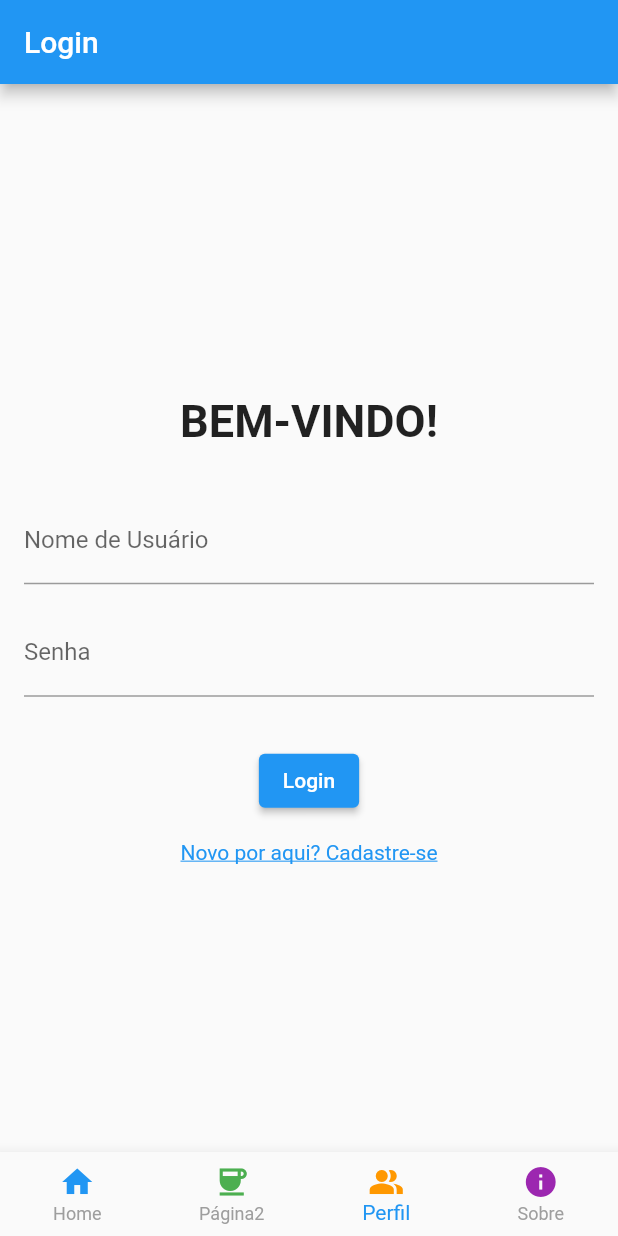
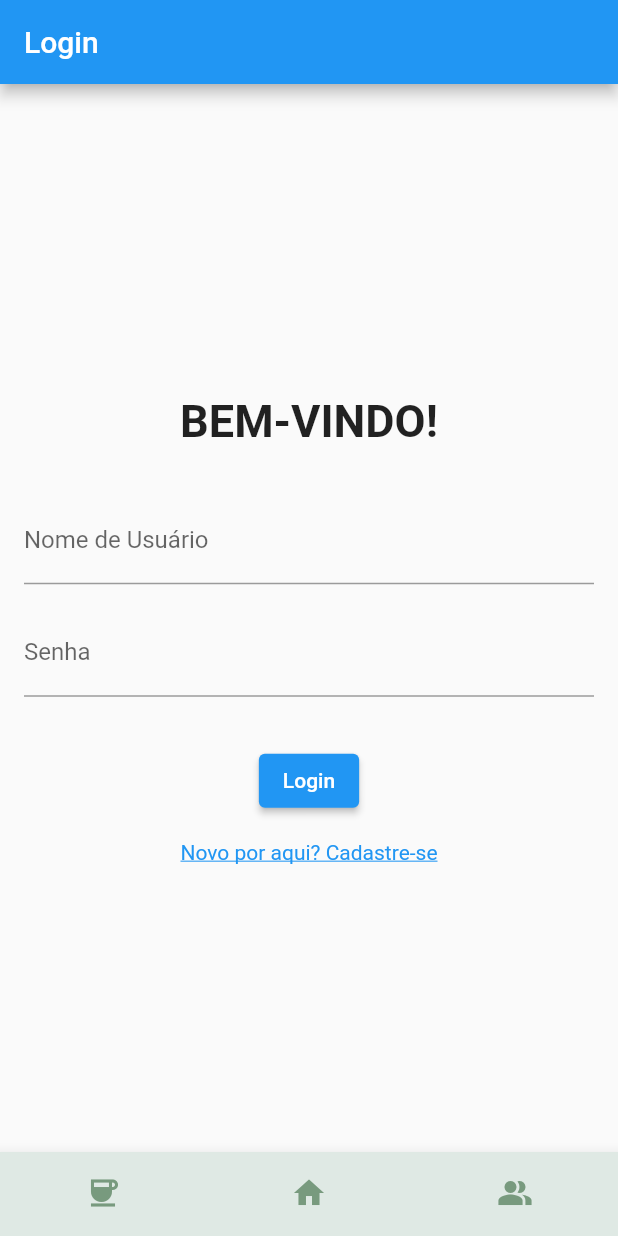
Before and after one commit to PedroHeinrichSP/ProjetoCOZINHAFACIL, a Flutter app: the screen it shows after launch, item 3 of the bottom bar chosen, on a phone screen of 412 x 824 dp. Run offline on Flutter 3.47's test engine with Material 2 defaults, Android fonts, the phone set to English and light mode, and no system bars; network calls fail.

Commit message:
first overhaul and pallete

```diff
--- a/cozinhafacil/lib/main.dart
+++ b/cozinhafacil/lib/main.dart
@@ -1,16 +1,16 @@
+// Bibliotecas
 import 'package:flutter/material.dart';
-import 'login.dart';
-import 'cadastro.dart';
-import 'home.dart';
-import 'pageTwo.dart';
-import 'receita.dart';
 import 'package:flutter/cupertino.dart';
-import 'sobrePage.dart';
+import 'utils/pallete.dart';
+//Telas
+import 'screens/login.dart';
+import 'screens/cadastro.dart';
+import 'screens/home.dart';
+import 'screens/conversor.dart';
 
 void main() => runApp(MyApp());
 
 class MyApp extends StatelessWidget {
-  String teste = "teste";
   @override
   Widget build(BuildContext context) {
     return MaterialApp(
@@ -19,8 +19,7 @@ class MyApp extends StatelessWidget {
       routes: {
         '/cadastro': (context) => CadastroScreen(),
         '/login': (context) => LoginScreen(),
-  '/defaultCard': (context) => DefaultCard(teste, 'erro', teste),
-  '/sobre': (context) => SobrePage(), // Rota para a página 'Sobre'
+        '/home': (context) => CardGrid(),
       },
     );
   }
@@ -34,13 +33,12 @@ class MyHomePage extends StatefulWidget {
 }
 
 class _MyHomePageState extends State<MyHomePage> {
-  int _selectedIndex = 0;
+  int _selectedIndex = 1;
 
   final List<Widget> _pages = [
+    Conversor(),
     CardGrid(),
-    PageTwo(),
     LoginScreen(),
-    SobrePage()
     // Adicione suas outras páginas aqui
   ];
 
@@ -55,33 +53,27 @@ class _MyHomePageState extends State<MyHomePage> {
   @override
   Widget build(BuildContext context) {
     return Scaffold(
-
-      body: _selectedIndex == 0 ? CardGrid() : _pages[_selectedIndex],
+      body: _selectedIndex == 1 ? CardGrid() : _pages[_selectedIndex],
       bottomNavigationBar: BottomNavigationBar(
         items: const <BottomNavigationBarItem>[
           BottomNavigationBarItem(
-            icon: Icon(Icons.home, color: Colors.blue),
+            icon: Icon(Icons.coffee_sharp, color: AppColors.buttonPrimaryColor),
+            label: 'Conversor',
+          ),
+          BottomNavigationBarItem(
+            icon: Icon(Icons.home, color: AppColors.buttonPrimaryColor),
             label: 'Home',
           ),
           BottomNavigationBarItem(
-            icon: Icon(Icons.coffee_sharp, color: Colors.green),
-            label: 'Página2',
-          ),
-          BottomNavigationBarItem(
-            icon: Icon(Icons.people_alt, color: Colors.orange),
+            icon: Icon(Icons.people_alt, color: AppColors.buttonPrimaryColor),
             label: 'Perfil',
           ),
-          BottomNavigationBarItem(
-            icon: Icon(Icons.info, color: Colors.purple),
-            label: 'Sobre',
-          ),
         ],
+        backgroundColor: AppColors.backgroundColor,
         currentIndex: _selectedIndex,
         onTap: _onItemTapped,
-        selectedItemColor: Colors.blue, // Cor do item selecionado
-        unselectedItemColor: Colors.grey, // Cor do item não selecionado
-        showSelectedLabels: true, // Mostrar rótulo do item selecionado
-        showUnselectedLabels: true, // Mostrar rótulo do item não selecionado
+        showSelectedLabels: false, // Mostrar rótulo do item selecionado
+        showUnselectedLabels: false, // Mostrar rótulo do item não selecionado
         type: BottomNavigationBarType.fixed, // Evitar que os itens se movam
       ),
     );
--- a/cozinhafacil/lib/pageTwo.dart
+++ b/cozinhafacil/lib/screens/conversor.dart
@@ -1,14 +1,16 @@
 import 'package:flutter/material.dart';
 
-class PageTwo extends StatelessWidget {
+class Conversor extends StatelessWidget {
+  const Conversor({super.key});
+
   @override
   Widget build(BuildContext context) {
     return Scaffold(
       appBar: AppBar(
-        title: Text('Cozinha Fácil'),
+        title: Text('Conversor de Medidas'),
       ),
       body: Center(
-        child: Text('Página 2'),
+        child: Text('TODO conversor'),
       ),
     );
   }
--- /dev/null
+++ b/cozinhafacil/lib/utils/pallete.dart
@@ -0,0 +1,17 @@
+import 'package:flutter/material.dart';
+
+class AppColors {
+  static const Color primaryColor = Color(0xffede2e0); // Tomato Red
+  static const Color secondaryColor = Color(0xFFFFD700); // Gold
+  static const Color backgroundColor = Color(0xFFDFE9E4); // Light Gray
+  static const Color textColor = Color(0xFF343341); // Dark Gray
+  static const Color secondaryTextColor = Color(0xFF555555); // Slate Gray
+  static const Color buttonPrimaryColor = Color(0xFF789A7E); // Ocean Blue
+  static const Color buttonSecondaryColor = Color(0xFF343341); // Teal
+  static const Color cardColor = Colors.white; // White
+  static const Color iconColor = Color(0xFF666666); // Medium Gray
+
+  static const Color errorColor = Color(0xFFFF0000); // Red
+  static const Color successColor = Color(0xFF00A859); // Green
+  static const Color warningColor = Color(0xFFFFA500); // Orange
+}
```
Also changed, not shown: cozinhafacil/lib/screens/home.dart (renamed from cozinhafacil/lib/home.dart, +35 -3 lines), cozinhafacil/lib/screens/cadastro.dart (renamed from cozinhafacil/lib/cadastro.dart), cozinhafacil/lib/screens/login.dart (renamed from cozinhafacil/lib/login.dart), cozinhafacil/lib/screens/perfil.dart (renamed from cozinhafacil/lib/perfil.dart), cozinhafacil/lib/screens/receita.dart (renamed from cozinhafacil/lib/receita.dart), cozinhafacil/lib/screens/sobrePage.dart (renamed from cozinhafacil/lib/sobrePage.dart), 1 other file. Lines whose indentation alone changed are shown as unchanged.
